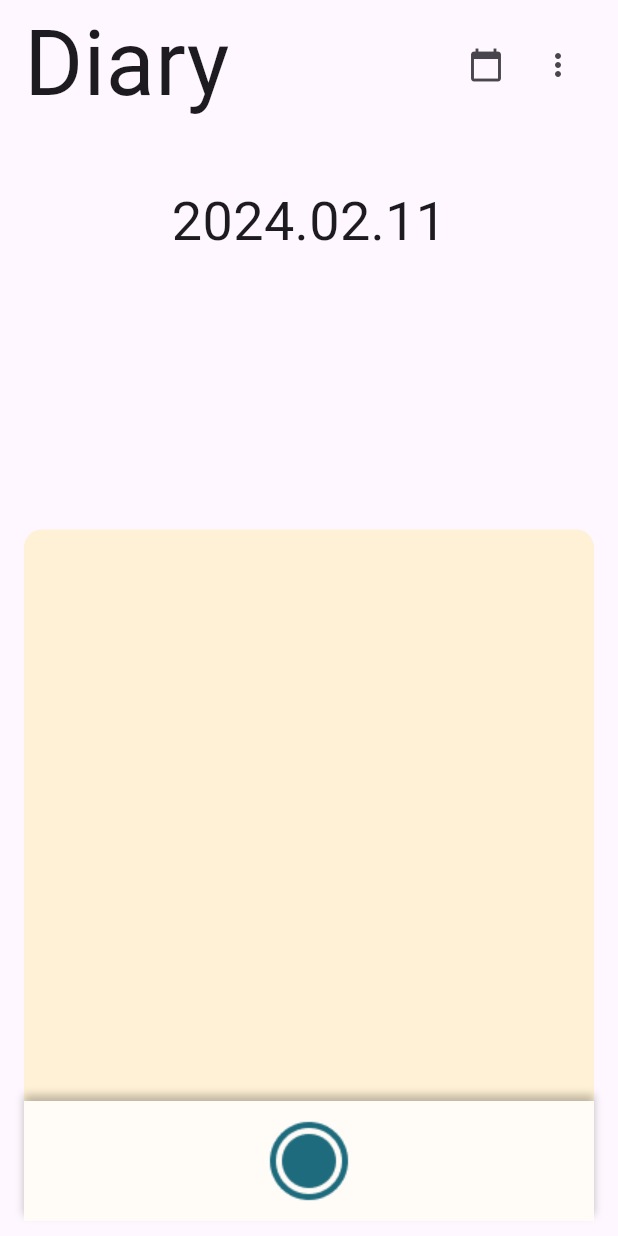
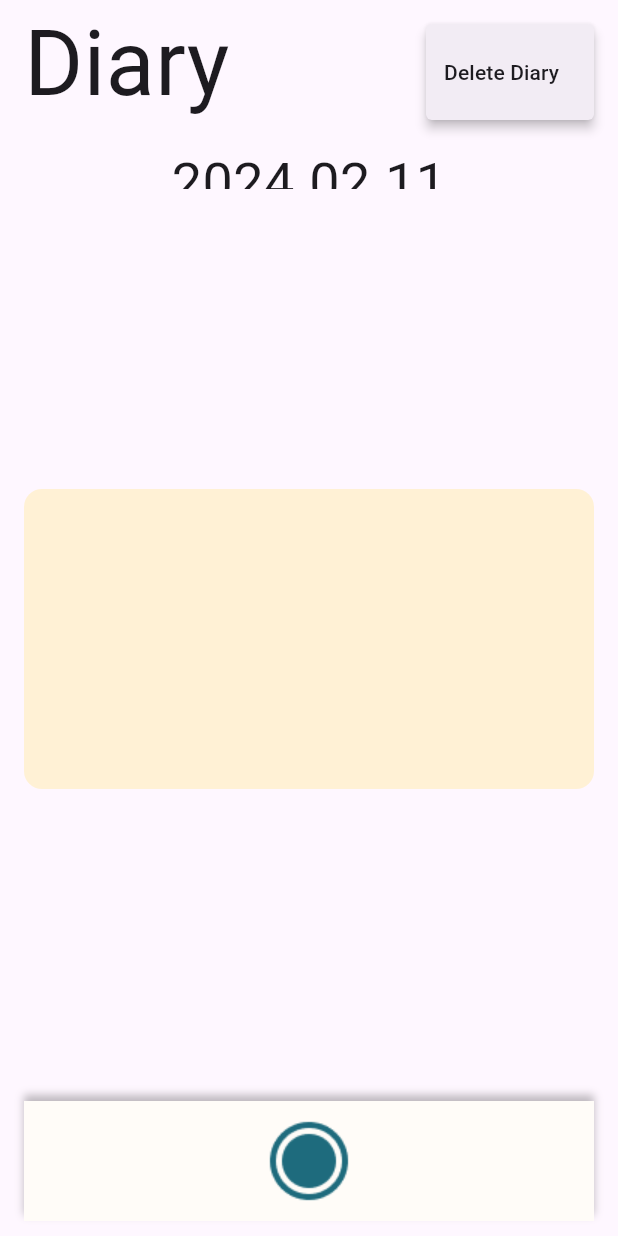
Before and after one commit to Solution-Challenge-stress-solution/FrontEnd, a Flutter app: the DiaryPage screen opened directly, after a tap on the "more vert" icon, on a phone screen of 412 x 824 dp. Run offline on Flutter 3.47's test engine with Material 3 defaults, Android fonts, the phone set to English and light mode, and no system bars; our stand-ins replace flutter_local_notifications, google_sign_in, shared_preferences, table_calendar, timezone; missing offline and left inert: flutter_facebook_auth, kakao_flutter_sdk_user; accounts and stored records are empty; Roboto replaces fonts that are missing (Dongle, NanumGothic).

Commit message:
feat: MenuWidget

```diff
--- a/lib/pages/diary_page.dart
+++ b/lib/pages/diary_page.dart
@@ -2,6 +2,7 @@ import 'package:flutter/material.dart';
 import 'package:intl/intl.dart';
 import 'package:strecording/widgets/recording_widget.dart';
 import 'package:strecording/widgets/calendar_widget.dart';
+import 'package:strecording/widgets/menu_widget.dart';
 
 class DiaryPage extends StatefulWidget {
   const DiaryPage({super.key});
@@ -38,10 +39,10 @@ class _DiaryPageState extends State<DiaryPage> {
             child: Column(
               crossAxisAlignment: CrossAxisAlignment.start,
               children: <Widget>[
-                buildDiaryHeader(),
+                SizedBox(width: 500, height: 80, child: buildDiaryHeader()),
                 const SizedBox(height: 16),
-                buildDateDisplay(),
-                const SizedBox(height: 160),
+                SizedBox(width: 500, height: 30, child: buildDateDisplay()),
+                const SizedBox(height: 200),
                 buildDiaryTextField(),
                 const SizedBox(height: 16),
               ],
@@ -99,12 +100,9 @@ class _DiaryPageState extends State<DiaryPage> {
             });
           },
         ),
-        IconButton(
-          icon: Icon(Icons.more_vert),
-          onPressed: () {
-            // Handle more action
-          },
-        ),
+        Align(
+            alignment: Alignment.centerRight,
+            child: Container(width: 48, height: 48, child: MenuWidget())),
       ],
     );
   }
@@ -122,9 +120,8 @@ class _DiaryPageState extends State<DiaryPage> {
   }
 
   Widget buildDiaryTextField() {
-    return Expanded(
-      flex: 5,
-      child: Container(
+    return Container(
+      height: 200,
       padding: const EdgeInsets.all(8),
       decoration: BoxDecoration(
         color: Color.fromARGB(255, 255, 241, 213),
@@ -146,7 +143,6 @@ class _DiaryPageState extends State<DiaryPage> {
           ),
         ),
       ),
-      ),
     );
   }
 }
--- /dev/null
+++ b/lib/widgets/menu_widget.dart
@@ -0,0 +1,34 @@
+import 'package:flutter/material.dart';
+
+class MenuWidget extends StatefulWidget {
+  const MenuWidget({
+    super.key,
+  });
+
+  @override
+  State<MenuWidget> createState() => _MenuWidgetState();
+}
+
+class _MenuWidgetState extends State<MenuWidget> {
+  void _deleteDiary() {
+    print("Diary entry deleted");
+  }
+
+  @override
+  Widget build(BuildContext context) {
+    return PopupMenuButton<String>(
+      onSelected: (value) {
+        _deleteDiary();
+      },
+      itemBuilder: (BuildContext context) {
+        return {'delete': 'Delete Diary'}.entries.map((entry) {
+          return PopupMenuItem<String>(
+            value: entry.key,
+            child: Text(entry.value),
+          );
+        }).toList();
+      },
+      child: Icon(Icons.more_vert),
+    );
+  }
+}
```
Also changed, not shown: pubspec.lock. Lines whose indentation alone changed are shown as unchanged.
